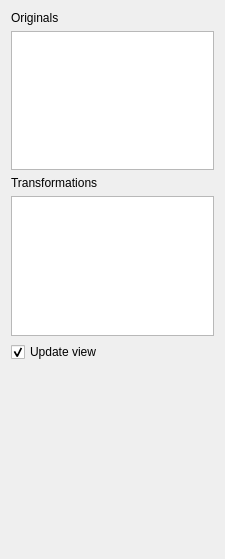
Qt form src/Mod/PartDesign/Gui/TaskMultiTransformParameters.ui (berndhahnebach/All_FreeCAD) before a commit.
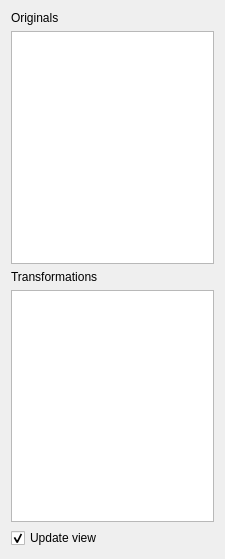
The same form after that commit.

Commit message: PartDesign: fix small issue with embedded TaskPanels in MultiTransform

```diff
--- a/src/Mod/PartDesign/Gui/TaskMultiTransformParameters.ui
+++ b/src/Mod/PartDesign/Gui/TaskMultiTransformParameters.ui
@@ -44,16 +44,6 @@
      </property>
     </widget>
    </item>
-   <item>
-    <widget class="QWidget" name="widgetFeature" native="true">
-     <property name="minimumSize">
-      <size>
-       <width>0</width>
-       <height>180</height>
-      </size>
-     </property>
-    </widget>
-   </item>
   </layout>
  </widget>
  <resources/>
```
The commit also changes 11 other files.
